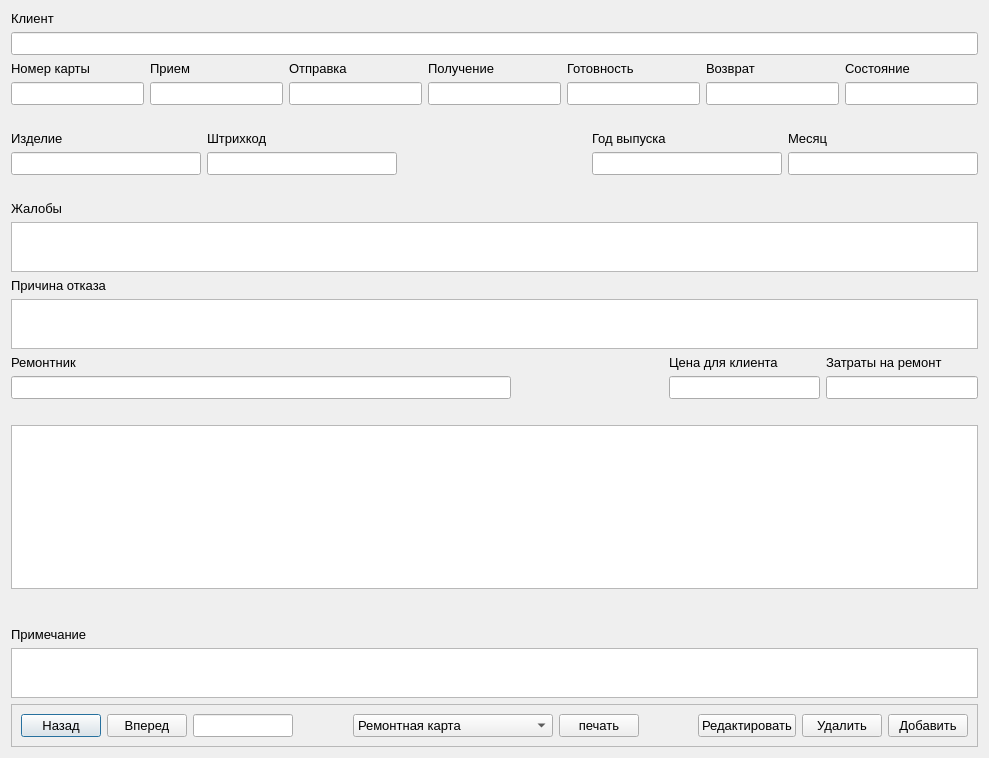
Above: mainform.ui from Flamio/RepairCards before the change. Below: the same form after it.
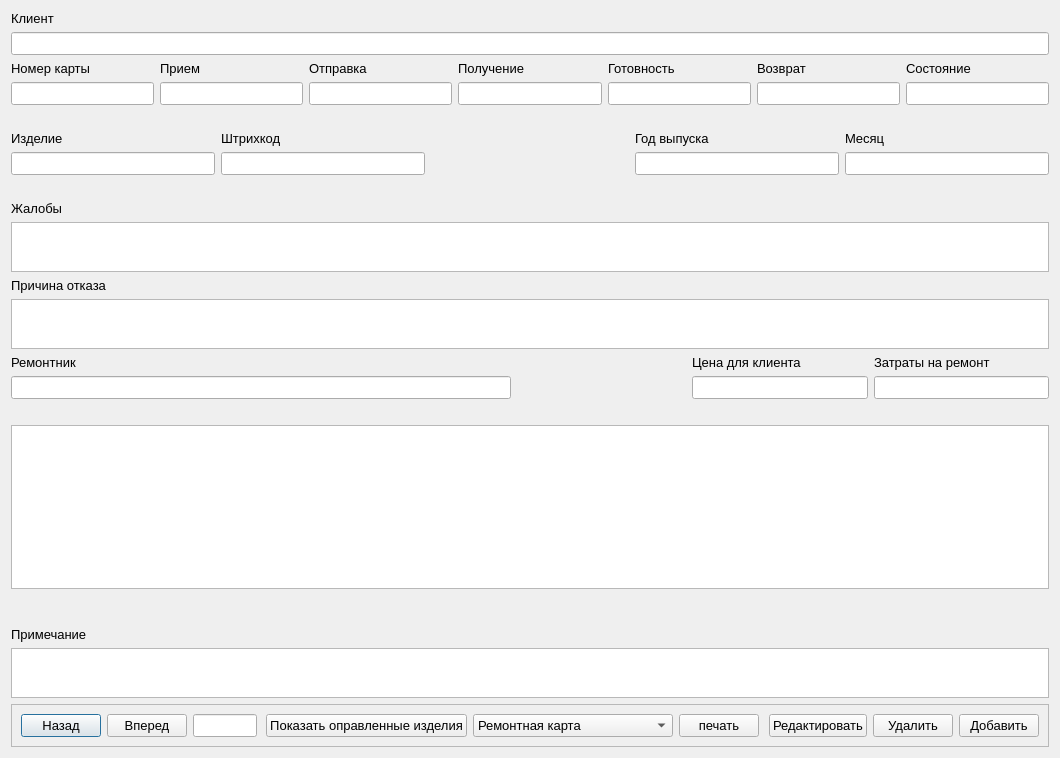
That is the form after the change.

Diff of the .ui file:
```diff
--- a/mainform.ui
+++ b/mainform.ui
@@ -6,7 +6,7 @@
    <rect>
     <x>0</x>
     <y>0</y>
-    <width>989</width>
+    <width>1060</width>
     <height>758</height>
    </rect>
   </property>
@@ -623,6 +623,13 @@
             </property>
            </spacer>
           </item>
+          <item>
+           <widget class="QPushButton" name="showSendedProducts">
+            <property name="text">
+             <string>Показать оправленные изделия</string>
+            </property>
+           </widget>
+          </item>
           <item>
            <widget class="QComboBox" name="print">
             <property name="minimumSize">
```
